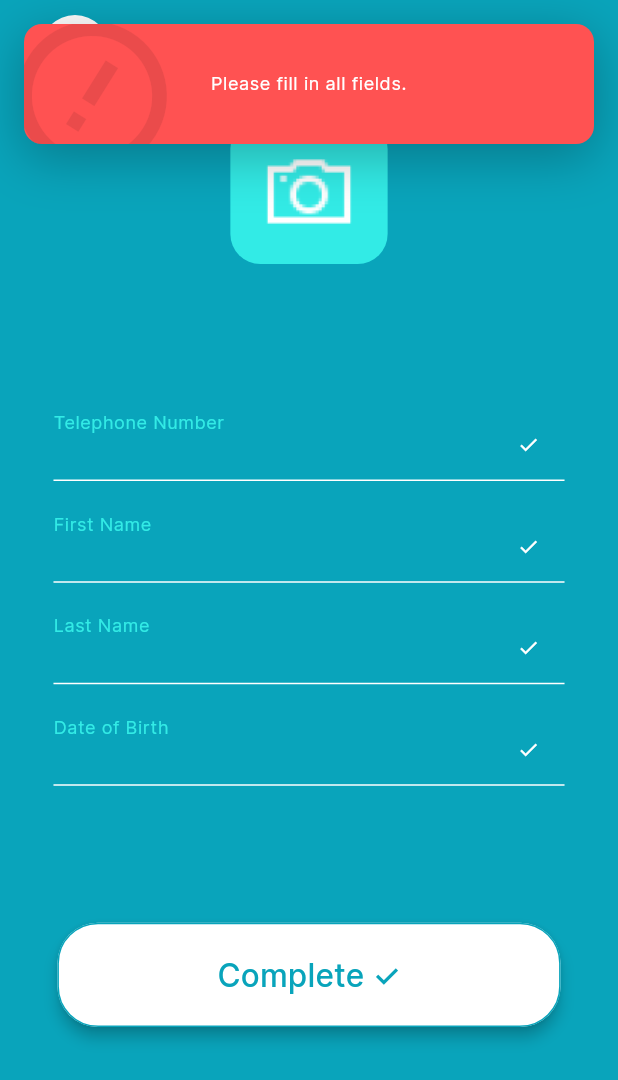
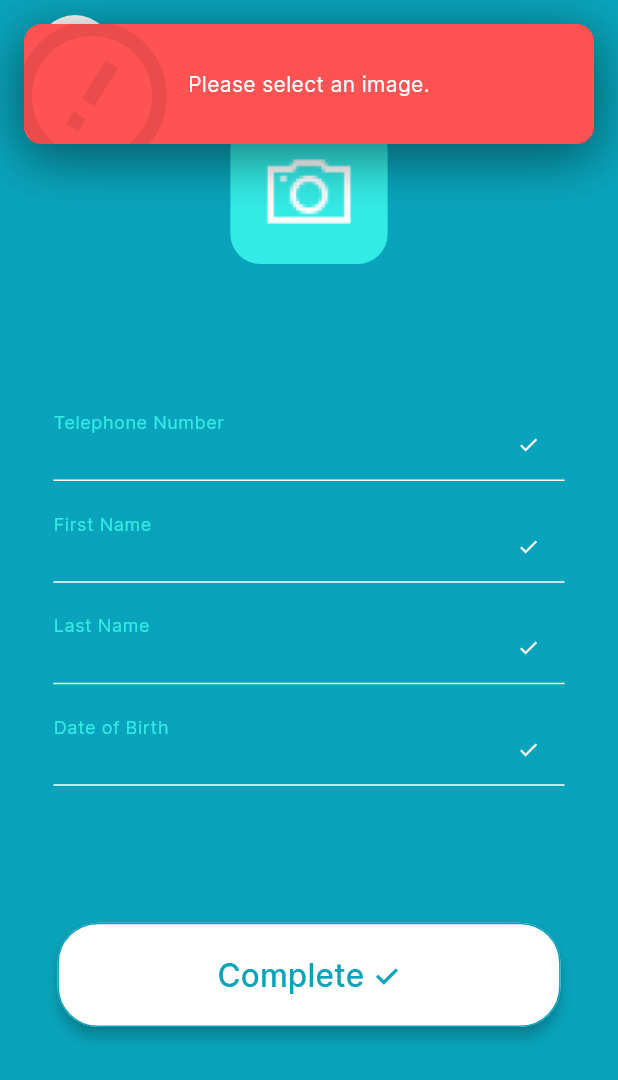
Before and after one commit to logicberry/counsellor_booking_app, a Flutter app: the PatientProfileScreen screen opened by its route, after a tap on "Complete ✓", on a phone screen of 412 x 824 dp. Shown: the top 1080 px of the screen. Run offline on Flutter 3.47's test engine with Material 3 defaults, Android fonts, the light colour scheme and no system bars; drawn by our look-alikes of top_snackbar_flutter; our stand-ins replace device_preview, flutter_screenutil, flutter_svg, image_picker, page_transition, pinput and 1 more; missing offline and left inert: autoscale_tabbarview; accounts and stored records are empty.

Commit message:
feat: implement LocaStorage for auth & user profile

```diff
--- a/lib/common/appbar.dart
+++ b/lib/common/appbar.dart
@@ -1,10 +1,12 @@
+import 'dart:io';
+
 import 'package:flutter/material.dart';
 import 'package:flutter_screenutil/flutter_screenutil.dart';
 
 import '../core/core.dart';
 
 class CLAppBar extends StatelessWidget implements PreferredSizeWidget {
-  final String? titleText;
+  final String? titleText, imageFile;
   final bool implyLeading, action, titleYes;
   final VoidCallback? ontap;
   final IconData icon;
@@ -16,6 +18,7 @@ class CLAppBar extends StatelessWidget implements PreferredSizeWidget {
     this.icon = Icons.arrow_back,
     required this.titleYes,
     this.titleText,
+    this.imageFile,
   }) : super(key: key);
 
   @override
@@ -23,8 +26,10 @@ class CLAppBar extends StatelessWidget implements PreferredSizeWidget {
   @override
   Widget build(BuildContext context) {
     return AppBar(
+        toolbarHeight: kToolbarHeight + 5.h,
+        shape: const LinearBorder(),
         automaticallyImplyLeading: implyLeading,
-        elevation: 0,
+        elevation: 0.0,
         leadingWidth: 100,
         backgroundColor: AppColors.primaryColor,
         centerTitle: true,
@@ -34,9 +39,21 @@ class CLAppBar extends StatelessWidget implements PreferredSizeWidget {
                 children: [
                   const Text(''),
                   Padding(
-                    padding: const EdgeInsets.only(top: 20.0),
-                    child: Image.asset(AssetPath.profile),
-                  ),
+                      padding: EdgeInsets.only(top: 8.h),
+                      child: Badge(
+                        smallSize: 12,
+                        backgroundColor: Colors.greenAccent,
+                        alignment: Alignment.bottomRight,
+                        child: Hero(
+                          tag: 'profile',
+                          child: CircleAvatar(
+                            radius: 25.r,
+                            backgroundImage: MemoryImage(
+                              File(imageFile!).readAsBytesSync(),
+                            ),
+                          ),
+                        ),
+                      )),
                 ],
               )
             : Padding(
--- a/lib/common/navite.dart
+++ b/lib/common/navite.dart
@@ -32,6 +32,7 @@ class NavItem extends StatelessWidget {
         text,
         context,
         size: 16,
+        textColor: isSelected ? AppColors.primaryColor : AppColors.darkGrey,
         fontWeight: isSelected ? FontWeight.w600 : FontWeight.normal,
       ),
       leading: SvgPicture.asset(
--- a/lib/common/snackbar.dart
+++ b/lib/common/snackbar.dart
@@ -3,7 +3,6 @@ import 'package:top_snackbar_flutter/custom_snack_bar.dart';
 import 'package:top_snackbar_flutter/top_snack_bar.dart';
 
 import '../core/core.dart';
-
 
 errorMessage({required BuildContext context, required String message}) {
   showTopSnackBar(
@@ -12,7 +11,7 @@ errorMessage({required BuildContext context, required String message}) {
         message: message,
         textStyle: Theme.of(context)
             .textTheme
-            .bodySmall!
+            .bodyMedium!
             .copyWith(color: AppColors.white),
       ),
       animationDuration: const Duration(milliseconds: 900));
--- a/lib/common/textfield.dart
+++ b/lib/common/textfield.dart
@@ -9,7 +9,7 @@ class CLTextField extends StatefulWidget {
   final Widget? icon, prefix;
   final TextInputType? inputType;
   final bool isPassword;
-  final Color? border, inputColor, labelColor;
+  final Color? border, inputColor, labelColor, cursorColor;
   final Widget? suffixIcon;
 
   const CLTextField(
@@ -24,7 +24,7 @@ class CLTextField extends StatefulWidget {
       this.border,
       this.inputColor,
       this.labelColor,
-      this.suffixIcon});
+      this.suffixIcon, this.cursorColor});
 
   @override
   State<CLTextField> createState() => _CLTextFieldState();
@@ -98,7 +98,7 @@ class _CLTextFieldState extends State<CLTextField> {
             border: defaultOutlineInputBorder,
             enabledBorder: defaultOutlineInputBorder,
             focusedBorder: focusedOutlineInputBorder),
-        cursorColor: AppColors.primaryColor,
+        cursorColor: widget.cursorColor ?? AppColors.primaryColor,
       ),
     );
   }
--- a/lib/features/authentication/screens/form_details.dart
+++ b/lib/features/authentication/screens/form_details.dart
@@ -1,8 +1,12 @@
+import 'dart:io';
+
 import 'package:counsellor/common/appbar.dart';
 import 'package:counsellor/features/authentication/widgets/profile_field.dart';
 import 'package:counsellor/features/home/screens/homepage.dart';
 import 'package:flutter/material.dart';
 import 'package:flutter_screenutil/flutter_screenutil.dart';
+import 'package:image_picker/image_picker.dart';
+import 'package:shared_preferences/shared_preferences.dart';
 
 import '../../../common/button.dart';
 import '../../../common/snackbar.dart';
@@ -23,14 +27,36 @@ class _PatientProfileScreenState extends State<PatientProfileScreen> {
   final TextEditingController _lastNameController = TextEditingController();
   final TextEditingController _dobController = TextEditingController();
 
+  late SharedPreferences _prefs;
+  late ImagePicker _picker;
+  XFile? _imageFile;
+
+  @override
+  void initState() {
+    super.initState();
+    _initSharedPreferences();
+    _picker = ImagePicker();
+  }
+
+  Future<void> _initSharedPreferences() async {
+    _prefs = await SharedPreferences.getInstance();
+  }
+
   @override
   void dispose() {
     _phoneController.dispose();
     _firstNameController.dispose();
     _lastNameController.dispose();
     _dobController.dispose();
+    super.dispose();
+  }
 
-    super.dispose();
+  Future<void> selectImage() async {
+    final XFile? pickedImage =
+        await _picker.pickImage(source: ImageSource.gallery);
+    setState(() {
+      _imageFile = pickedImage;
+    });
   }
 
   void next() {
@@ -41,7 +67,17 @@ class _PatientProfileScreenState extends State<PatientProfileScreen> {
 
     if (phone.isEmpty || firstName.isEmpty || lastName.isEmpty || dob.isEmpty) {
       errorMessage(context: context, message: 'Please fill in all fields.');
+    }
+    if (_imageFile == null) {
+      errorMessage(context: context, message: 'Please select an image.');
     } else {
+      // Save profile details along with authentication credentials
+      _prefs.setString('phone', phone);
+      _prefs.setString('firstName', firstName);
+      _prefs.setString('lastName', lastName);
+      _prefs.setString('dob', dob);
+      _prefs.setString('image', _imageFile!.path);
+
       Navigator.pushNamed(context, HomePage.routeName);
     }
   }
@@ -63,38 +99,58 @@ class _PatientProfileScreenState extends State<PatientProfileScreen> {
               crossAxisAlignment: CrossAxisAlignment.center,
               children: [
                 GestureDetector(
-                  onTap: () {},
+                  onTap: selectImage,
                   child: Container(
                     height: 100.h,
                     width: 100.w,
                     decoration: const BoxDecoration(
                         color: AppColors.lightblue,
                         borderRadius: BorderRadius.all(Radius.circular(20))),
-                    child: Image.asset(
-                      AssetPath.avatar,
-                      color: AppColors.white,
-                    ),
+                    child: _imageFile != null
+                        ? Container(
+                            height: 100.h,
+                            width: 100.h,
+                            decoration: BoxDecoration(
+                              borderRadius: BorderRadius.circular(20),
+                              border: Border.all(
+                                color: AppColors.white,
+                                width: 2,
+                              ),
+                              image: DecorationImage(
+                                image: FileImage(File(_imageFile!.path)),
+                                fit: BoxFit.cover,
+                              ),
+                            ),
+                          )
+                        : Image.asset(
+                            AssetPath.avatar,
+                            color: Colors.white,
+                          ),
                   ),
                 ),
                 Space.height(100),
-                const ProfileField(
+                ProfileField(
                   text: 'Telephone Number',
                   type: TextInputType.phone,
+                  controller: _phoneController,
                 ),
                 Space.height(20),
-                const ProfileField(
+                ProfileField(
                   text: 'First Name',
                   type: TextInputType.name,
+                  controller: _firstNameController,
                 ),
                 Space.height(20),
-                const ProfileField(
+                ProfileField(
                   text: 'Last Name',
                   type: TextInputType.name,
+                  controller: _lastNameController,
                 ),
                 Space.height(20),
-                const ProfileField(
+                ProfileField(
                   text: 'Date of Birth',
                   type: TextInputType.datetime,
+                  controller: _dobController,
                 ),
                 Space.height(94),
                 CLButtton(
--- a/lib/features/authentication/screens/welcome.dart
+++ b/lib/features/authentication/screens/welcome.dart
@@ -16,7 +16,11 @@ class WelcomeScreen extends StatelessWidget {
       children: [
         Stack(
           children: [
-            Image.asset(AssetPath.ellipse1),
+            Image.asset(
+              AssetPath.ellipse1,
+              width: double.infinity,
+              fit: BoxFit.cover,
+            ),
             Positioned(
               top: 100.h,
               left: 40.w,
--- a/lib/features/authentication/widgets/profile_field.dart
+++ b/lib/features/authentication/widgets/profile_field.dart
@@ -6,16 +6,20 @@ import '../../../core/core.dart';
 class ProfileField extends StatelessWidget {
   final String? text;
   final TextInputType? type;
-  const ProfileField({super.key, this.text, this.type});
+  final TextEditingController controller;
+  const ProfileField(
+      {super.key, this.text, this.type, required this.controller});
 
   @override
   Widget build(BuildContext context) {
     return CLTextField(
+        controller: controller,
         hintText: text,
         inputType: type,
         border: AppColors.white,
         labelColor: AppColors.lightblue,
         inputColor: AppColors.white,
+        cursorColor: AppColors.white,
         suffixIcon: const Icon(
           Icons.check,
           size: 15,
--- a/lib/router.dart
+++ b/lib/router.dart
@@ -70,7 +70,7 @@ Route<dynamic> generateRoute(RouteSettings routeSettings) {
       return PageTransition(
         settings: routeSettings,
         child: const CounsellorsListPage(),
-        type: PageTransitionType.rotate,
+        type: PageTransitionType.leftToRight,
         duration: const Duration(seconds: 1),
         alignment: Alignment.bottomCenter,
       );
@@ -78,7 +78,7 @@ Route<dynamic> generateRoute(RouteSettings routeSettings) {
       return PageTransition(
         settings: routeSettings,
         child: const CounsellorInfoPage(),
-        type: PageTransitionType.rotate,
+        type: PageTransitionType.scale,
         duration: const Duration(seconds: 1),
         alignment: Alignment.bottomCenter,
       );
@@ -89,7 +89,7 @@ Route<dynamic> generateRoute(RouteSettings routeSettings) {
         builder: (_) => Scaffold(
           body: Center(
               child: AppTheme.clText(
-                  '404', size: 20, _, fontWeight: FontWeight.w500)),
+                  '404 - 😒', size: 20, _, fontWeight: FontWeight.w500)),
         ),
       );
   }
--- a/pubspec.yaml
+++ b/pubspec.yaml
@@ -42,6 +42,8 @@ dependencies:
   flutter_svg: ^2.0.10+1
   top_snackbar_flutter: ^3.1.0
   shared_preferences: ^2.2.2
+  image_picker: ^1.0.7
+  autoscale_tabbarview: ^1.0.2
 
 dev_dependencies:
   flutter_test:
@@ -68,6 +70,7 @@ flutter:
   # To add assets to your application, add an assets section, like this:
   assets:
       - assets/images/
+      - assets/icons/
 
   fonts:
     - family: Inter
```
Also changed, not shown: lib/common/drawer_nav.dart (+35 -9 lines), lib/features/authentication/screens/signin_screen.dart (+23 -6 lines), lib/features/authentication/screens/signup_screen.dart (+14 -0 lines), lib/features/home/screens/counsellor_info_screen.dart (+26 -27 lines), lib/features/home/screens/homepage.dart (+24 -2 lines), lib/main.dart (+9 -8 lines), pubspec.lock, 5 other files.
